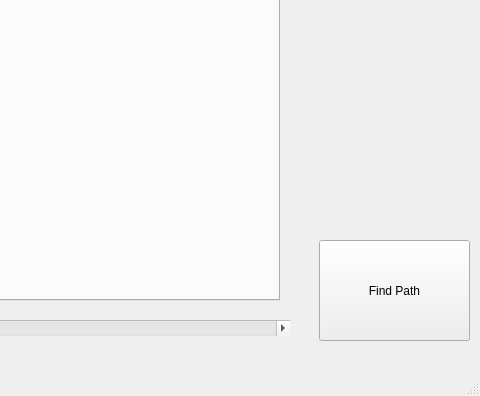
Before: the Qt Designer form ui/mainwindow.ui in denis-draca/capstone, drawn with Qt 5; both pictures show x 661 to 1141 and y 310 to 706 of the 1141 by 706 pixel window.
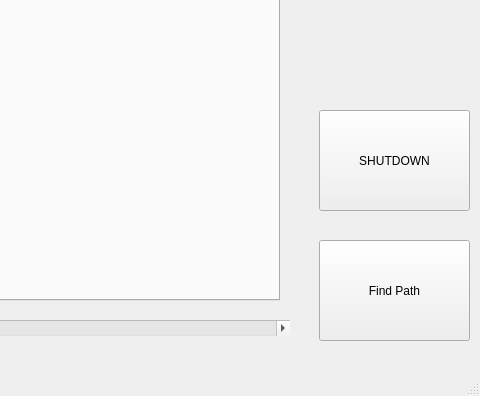
After: the same form once the commit is applied. The open tabs and pages were chosen to show the change.

Commit message: added shutdown operation

Diff of the .ui file:
```diff
--- a/ui/mainwindow.ui
+++ b/ui/mainwindow.ui
@@ -125,8 +125,8 @@
      <widget class="QLabel" name="img_label">
       <property name="geometry">
        <rect>
-        <x>60</x>
-        <y>70</y>
+        <x>0</x>
+        <y>0</y>
         <width>801</width>
         <height>401</height>
        </rect>
@@ -253,6 +253,19 @@
      </widget>
     </widget>
    </widget>
+   <widget class="QPushButton" name="bu_shutdown">
+    <property name="geometry">
+     <rect>
+      <x>980</x>
+      <y>420</y>
+      <width>151</width>
+      <height>101</height>
+     </rect>
+    </property>
+    <property name="text">
+     <string>SHUTDOWN</string>
+    </property>
+   </widget>
   </widget>
   <widget class="QMenuBar" name="menubar">
    <property name="geometry">
```
Left out of the diff: 6 changed lines with no effect on the pictures. The commit also changes 9 other files.
